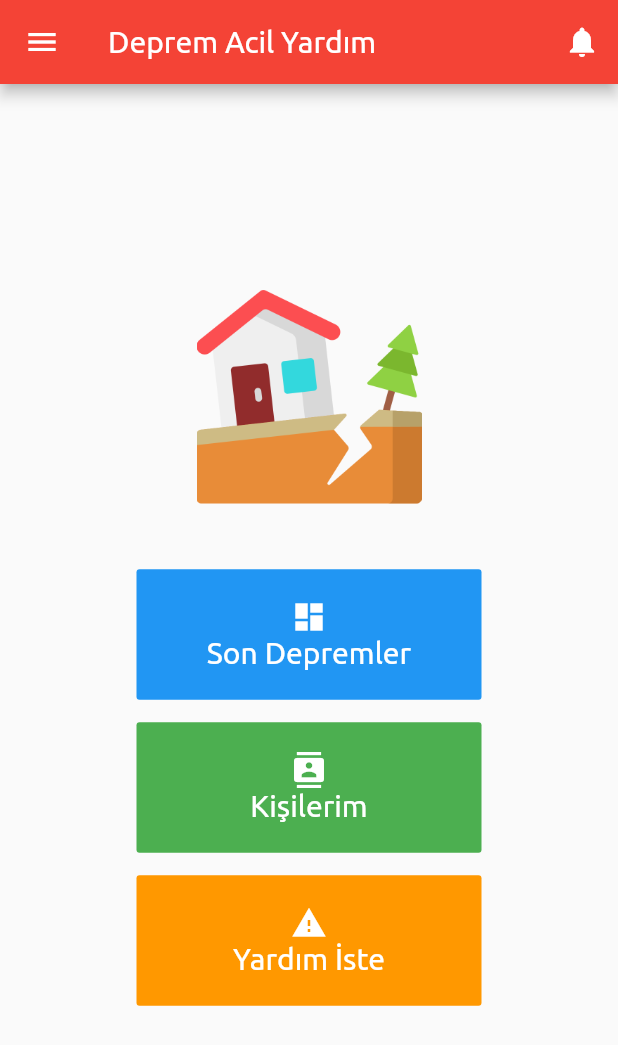
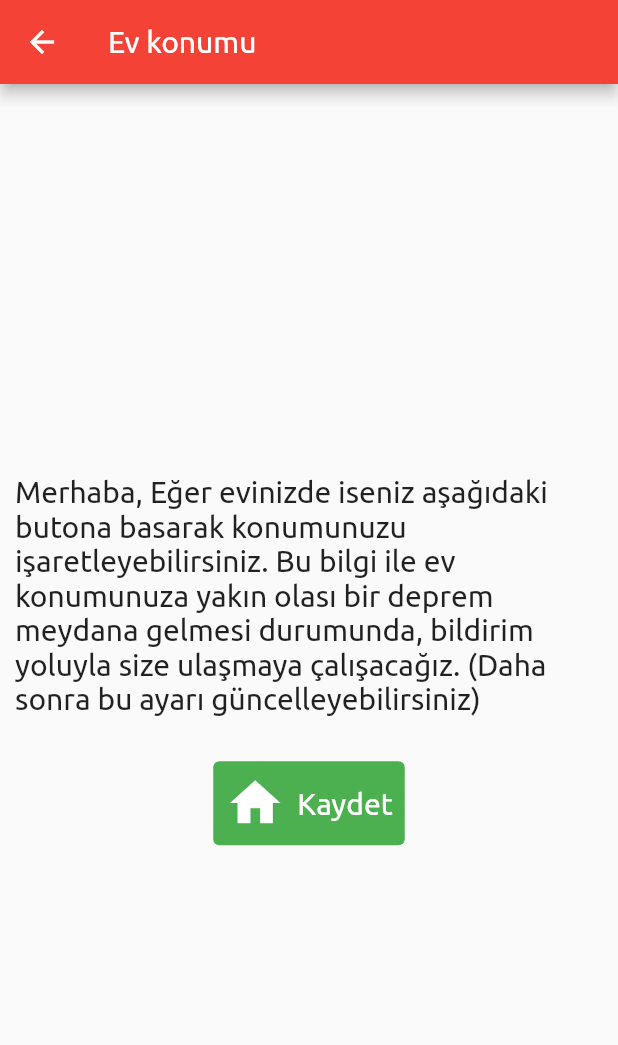
Before and after one commit to Feanor99/Ktu-Final-Project, a Flutter app: the screen it shows once a user with an empty profile is signed in, on a phone screen of 412 x 824 dp. Shown: the top 1045 px of the screen. Run offline on Flutter 3.47's test engine with Material 2 defaults, Android fonts, the phone set to English and light mode, and no system bars; our stand-ins replace awesome_dialog, cloud_firestore, contacts_service, firebase_auth, firebase_core, firebase_messaging and 6 more; missing offline and left inert: encrypt; accounts and stored records are empty.

Commit message:
ev konumu

```diff
--- /dev/null
+++ b/lib/screens/home_location.dart
@@ -0,0 +1,106 @@
+import 'package:flutter/material.dart';
+import 'package:flutter_app/services/firestore_service.dart';
+import 'package:flutter_app/services/get_location.dart';
+import 'package:flutter_app/widgets/why_need_location.dart';
+import 'package:fluttertoast/fluttertoast.dart';
+import 'package:shared_preferences/shared_preferences.dart';
+
+class HomeLocation extends StatefulWidget {
+  @override
+  _HomeLocation createState() => _HomeLocation();
+}
+
+class _HomeLocation extends State<HomeLocation> {
+  updateLocation() async {
+    var location = await GetLocation.checkPermissionThenGetLocation();
+    bool granted = false;
+
+    if (location == null) {
+      await LocationHelper.locationNeededFor(context);
+      location = await GetLocation.checkPermissionThenGetLocation();
+      if (location == null) {
+        await LocationHelper.locationNeededFor(context, showSettingBut: true);
+      } else
+        granted = true;
+    } else
+      granted = true;
+
+    if (granted) {
+      var latitude = location.latitude.toString();
+      var longitude = location.longitude.toString();
+      String userLocation = latitude + ", " + longitude;
+      await FirestoreService.updateHomeLocation(userLocation);
+      Fluttertoast.showToast(
+          msg: "Ev konumunuz kaydedildi",
+          toastLength: Toast.LENGTH_LONG,
+          gravity: ToastGravity.BOTTOM,
+          backgroundColor: Colors.black54,
+          timeInSecForIosWeb: 1,
+          textColor: Colors.white,
+          fontSize: 15.0);
+      SharedPreferences pref = await SharedPreferences.getInstance();
+      pref.setBool("homeLocationStatus", true);
+      Navigator.pop(context);
+    }
+  }
+
+  isHomeLocationSaved() async {
+    SharedPreferences pref = await SharedPreferences.getInstance();
+    bool check = pref.getBool("homeLocationStatus") ?? false;
+    return check;
+  }
+
+  String butonText = "Kaydet";
+  @override
+  void initState() {
+    super.initState();
+    WidgetsBinding.instance.addPostFrameCallback((_) async {
+      bool result = await isHomeLocationSaved();
+      if (this.mounted && result) {
+        setState(() {
+          butonText = "Güncelle";
+        });
+      }
+      ;
+    });
+  }
+
+  @override
+  Widget build(BuildContext context) {
+    return Scaffold(
+      appBar: AppBar(
+        leading: IconButton(
+          icon: Icon(Icons.arrow_back),
+          onPressed: () => Navigator.pop(context),
+        ),
+        title: Text('Ev konumu'),
+      ),
+      body: Column(
+        mainAxisAlignment: MainAxisAlignment.center,
+        children: [
+          Padding(
+            padding: EdgeInsets.only(left: 10, right: 10, bottom: 30),
+            child: Text(
+              "Merhaba, Eğer evinizde iseniz aşağıdaki butona basarak konumunuzu işaretleyebilirsiniz. Bu bilgi ile ev konumunuza yakın olası bir deprem meydana gelmesi durumunda, bildirim yoluyla size ulaşmaya çalışacağız. (Daha sonra bu ayarı güncelleyebilirsiniz)",
+              style: TextStyle(fontSize: 20),
+            ),
+          ),
+          TextButton.icon(
+              onPressed: () => updateLocation(),
+              icon: Icon(
+                Icons.home,
+                color: Colors.white,
+                size: 40,
+              ),
+              style: ButtonStyle(
+                backgroundColor: MaterialStateProperty.all<Color>(Colors.green),
+              ),
+              label: Text(
+                butonText,
+                style: TextStyle(color: Colors.white, fontSize: 20),
+              ))
+        ],
+      ),
+    );
+  }
+}
```
Also changed, not shown: lib/main.dart (+3 -11 lines), lib/services/firestore_service.dart (+13 -0 lines), lib/widgets/left_menu.dart (+12 -0 lines).
